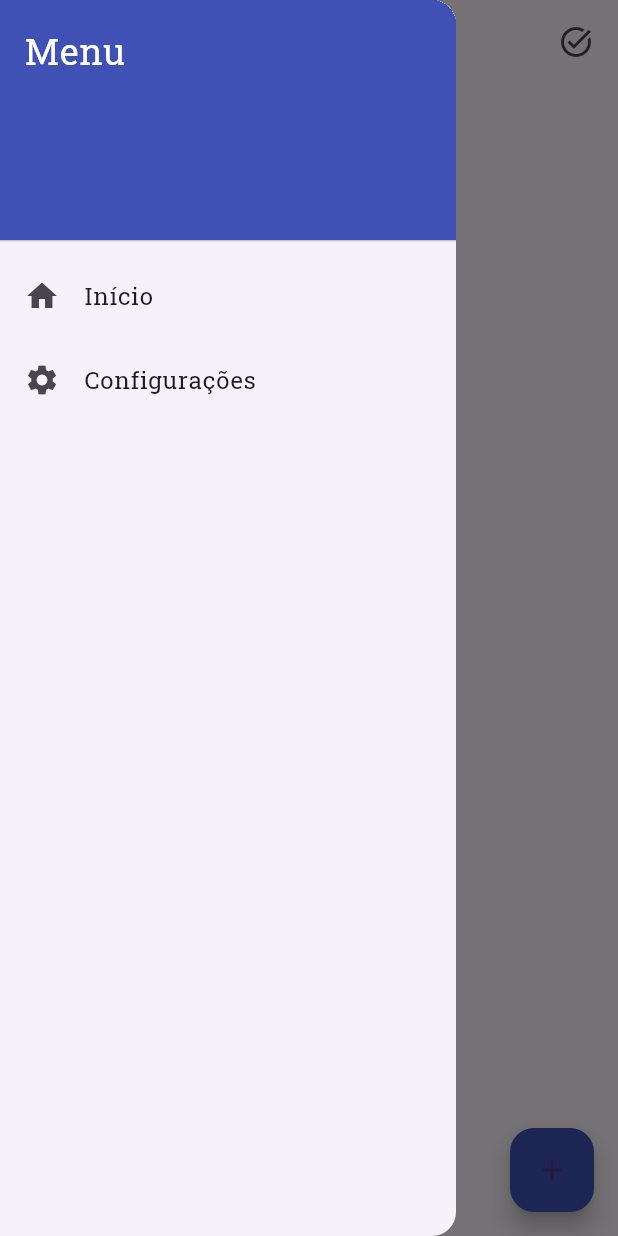
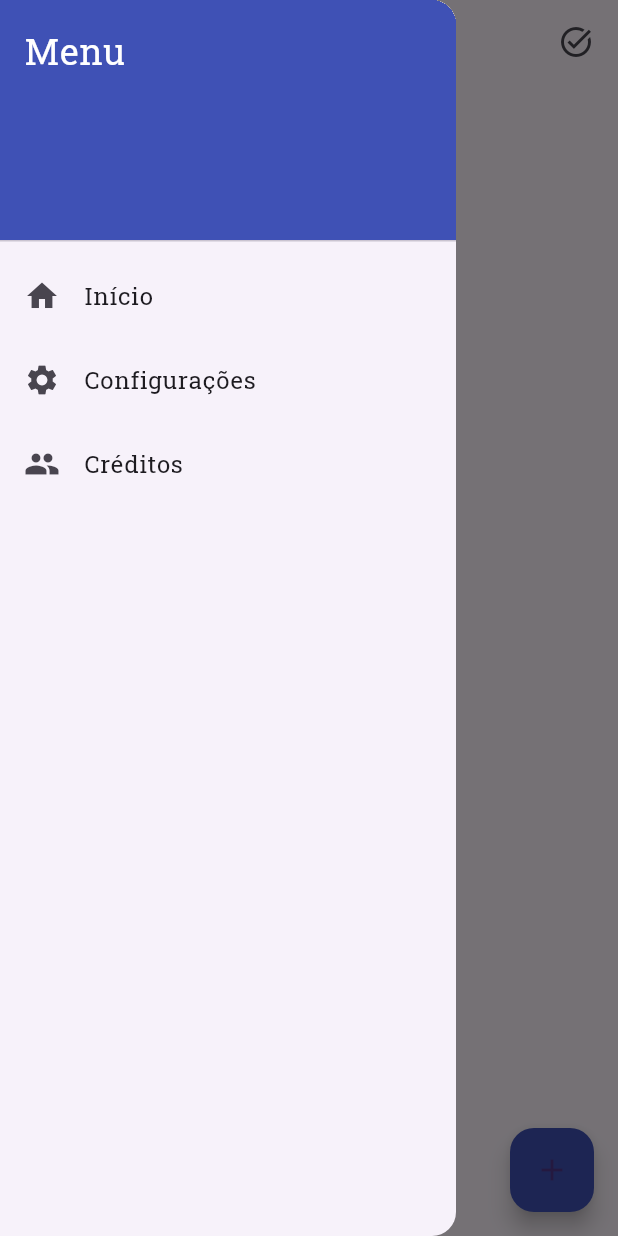
Before and after one commit to Joaovpnovaes/DM-Tarefas-Pessoais, a Flutter app: the screen it shows after launch, with the side drawer open, on a phone screen of 412 x 824 dp. Run offline on Flutter 3.47's test engine with Material 3 defaults, Android fonts, the phone set to English and light mode, and no system bars.

Commit message:
Adicionado um botão no menu chamado créditos que mostra o nome dos desenvolvedores.

```diff
--- a/tarefas_pessoais/lib/main.dart
+++ b/tarefas_pessoais/lib/main.dart
@@ -67,6 +67,21 @@ class _HomePageState extends State<HomePage> {
       ),
     );
   }
+  void _mostrarDialogoCreditos() {
+    showDialog(
+      context: context,
+      builder: (context) => AlertDialog(
+        title: const Text('Créditos'),
+        content: const Text('App desenvolvido por João Victor Pires Novaes e Luiz Felipe Bastião'),
+        actions: [
+          TextButton(
+            onPressed: () => Navigator.pop(context),
+            child: const Text('Fechar'),
+          ),
+        ],
+      ),
+    );
+  }
 
   @override
   Widget build(BuildContext context) {
@@ -81,19 +96,25 @@ class _HomePageState extends State<HomePage> {
       drawer: Drawer(
         child: ListView(
           padding: EdgeInsets.zero,
-          children: const [
-            DrawerHeader(
+          children: [
+            const DrawerHeader(
               decoration: BoxDecoration(color: Colors.indigo),
               child: Text('Menu', style: TextStyle(color: Colors.white, fontSize: 24)),
             ),
-            ListTile(
+            const ListTile(
               leading: Icon(Icons.home),
               title: Text('Início'),
             ),
-            ListTile(
+            const ListTile(
               leading: Icon(Icons.settings),
               title: Text('Configurações'),
             ),
+            ListTile(
+              leading: const Icon(Icons.people),
+              title: const Text('Créditos'),
+              onTap: _mostrarDialogoCreditos,
+            ),
+
           ],
         ),
       ),
```
